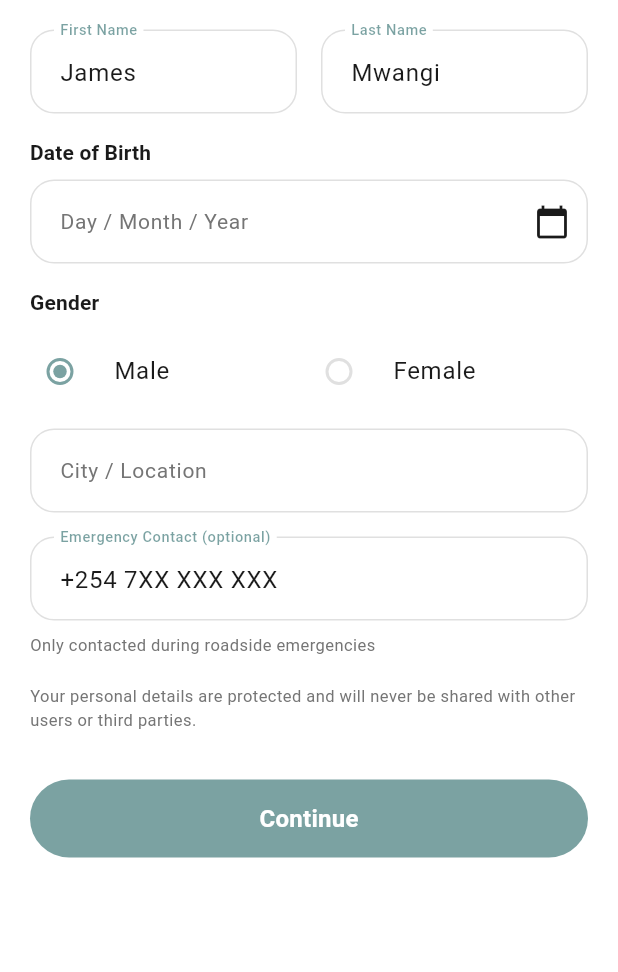
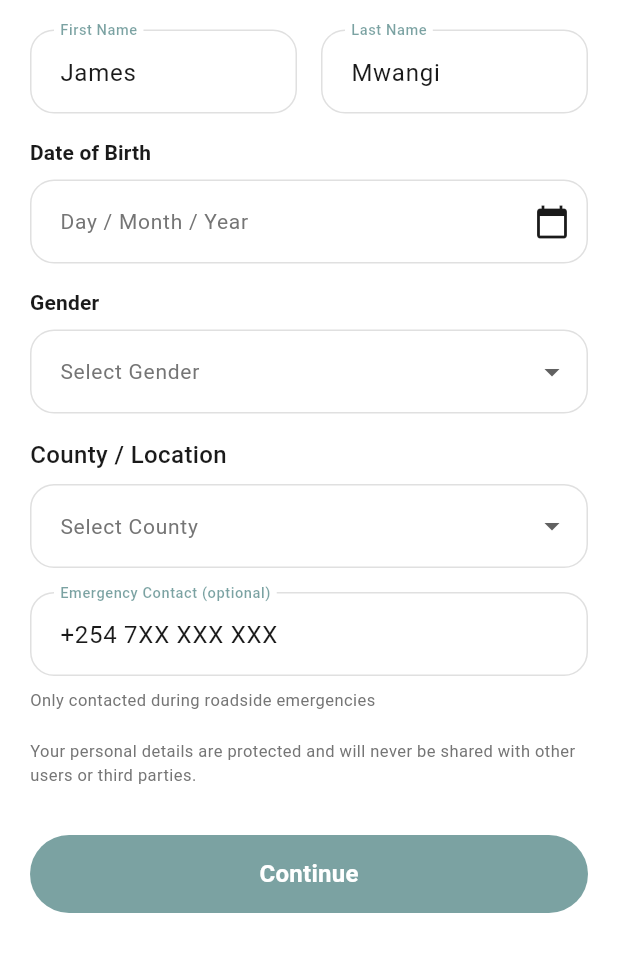
Before and after one commit to Akura-L/Renty, a Flutter app: the ProfileInfoScreen screen opened by its route, on a phone screen of 412 x 824 dp, the part 239-1211 px from its top. Run offline on Flutter 3.47's test engine with Material 3 defaults, Android fonts, the phone set to English and light mode, and no system bars; our stand-ins replace flutter_svg, image_picker, shared_preferences, table_calendar; accounts and stored records are empty; Roboto replaces fonts that are missing (DMSans); project files that could hold a hidden picture were left out.

Commit message:
`Refactor profile and sign up screens to use dropdown menus for country code, county/location, and gender`

```diff
--- a/lib/auth/profile_info_screen.dart
+++ b/lib/auth/profile_info_screen.dart
@@ -13,12 +13,64 @@
   final _formKey = GlobalKey<FormState>();
   final _firstName = TextEditingController(text: "James");
   final _lastName = TextEditingController(text: "Mwangi");
-  final _location = TextEditingController();
   final _emergencyContact = TextEditingController(text: '+254 7XX XXX XXX');
   DateTime? _dob;
   final TextEditingController _dobController = TextEditingController();
-  String _gender = 'Male';
+  String? _selectedGender;
+  String? _selectedLocation;
   bool _isLoading = false;
+
+  final List<String> kenyanCounties = [
+    'Baringo',
+    'Bomet',
+    'Bungoma',
+    'Busia',
+    'Elgeyo-Marakwet',
+    'Embu',
+    'Garissa',
+    'Homa Bay',
+    'Isiolo',
+    'Kajiado',
+    'Kakamega',
+    'Kericho',
+    'Kiambu',
+    'Kilifi',
+    'Kirinyaga',
+    'Kisii',
+    'Kisumu',
+    'Kitui',
+    'Kwale',
+    'Laikipia',
+    'Lamu',
+    'Machakos',
+    'Makueni',
+    'Mandera',
+    'Marsabit',
+    'Meru',
+    'Migori',
+    'Mombasa',
+    "Murang'a",
+    'Nairobi',
+    'Nakuru',
+    'Nandi',
+    'Narok',
+    'Nyamira',
+    'Nyandarua',
+    'Nyeri',
+    'Samburu',
+    'Siaya',
+    'Taita-Taveta',
+    'Tana River',
+    'Tharaka-Nithi',
+    'Trans Nzoia',
+    'Turkana',
+    'Uasin Gishu',
+    'Vihiga',
+    'Wajir',
+    'West Pokot',
+  ];
+
+  final List<String> genders = ['Male', 'Female', 'Other'];
 
   Future<void> _selectDob(BuildContext context) async {
     final picked = await showDatePicker(
@@ -131,41 +183,39 @@
                     style: RentyTextStyles.labelL,
                   ),
                   const SizedBox(height: 8),
-                  Row(
-                    children: [
-                      Expanded(
-                        child: RadioListTile<String>(
-                          contentPadding: EdgeInsets.zero,
-                          title: const Text('Male'),
-                          value: 'Male',
-                          groupValue: _gender,
-                          onChanged: (v) {
-                            if (v == null) return;
-                            setState(() => _gender = v);
-                          },
-                        ),
-                      ),
-                      Expanded(
-                        child: RadioListTile<String>(
-                          contentPadding: EdgeInsets.zero,
-                          title: const Text('Female'),
-                          value: 'Female',
-                          groupValue: _gender,
-                          onChanged: (v) {
-                            if (v == null) return;
-                            setState(() => _gender = v);
-                          },
-                        ),
-                      ),
-                    ],
+                  DropdownButtonFormField<String>(
+                    value: _selectedGender,
+                    decoration:
+                        const InputDecoration(labelText: 'Select Gender'),
+                    items: genders.map((gender) {
+                      return DropdownMenuItem(
+                        value: gender,
+                        child: Text(gender),
+                      );
+                    }).toList(),
+                    onChanged: (value) =>
+                        setState(() => _selectedGender = value),
+                    validator: (v) => v == null ? 'Select your gender' : null,
                   ),
-                  const SizedBox(height: 10),
-                  TextFormField(
-                    controller: _location,
+                  const SizedBox(height: 16),
+                  const Text(
+                    'County / Location',
+                    style: TextStyle(fontSize: 16, fontWeight: FontWeight.w500),
+                  ),
+                  const SizedBox(height: 8),
+                  DropdownButtonFormField<String>(
+                    value: _selectedLocation,
                     decoration:
-                        const InputDecoration(labelText: "City / Location"),
-                    validator: (v) =>
-                        v == null || v.trim().isEmpty ? 'Enter location' : null,
+                        const InputDecoration(labelText: 'Select County'),
+                    items: kenyanCounties.map((county) {
+                      return DropdownMenuItem(
+                        value: county,
+                        child: Text(county),
+                      );
+                    }).toList(),
+                    onChanged: (value) =>
+                        setState(() => _selectedLocation = value),
+                    validator: (v) => v == null ? 'Select your county' : null,
                   ),
                   const SizedBox(height: 16),
                   TextFormField(
@@ -216,7 +266,6 @@
   void dispose() {
     _firstName.dispose();
     _lastName.dispose();
-    _location.dispose();
     _emergencyContact.dispose();
     _dobController.dispose();
     super.dispose();
```
Also changed, not shown: lib/auth/sign_up_screen.dart (+49 -123 lines), 1 other file.
